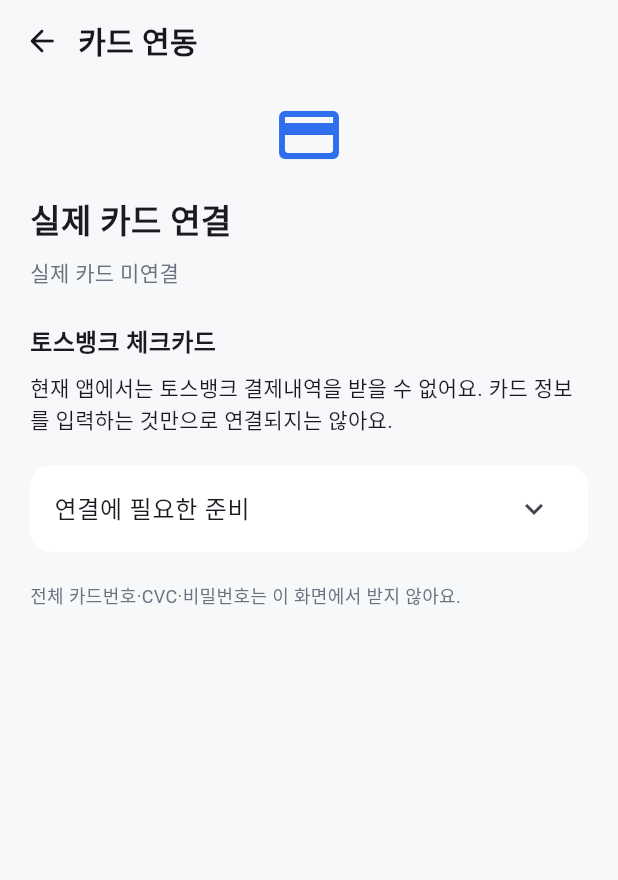
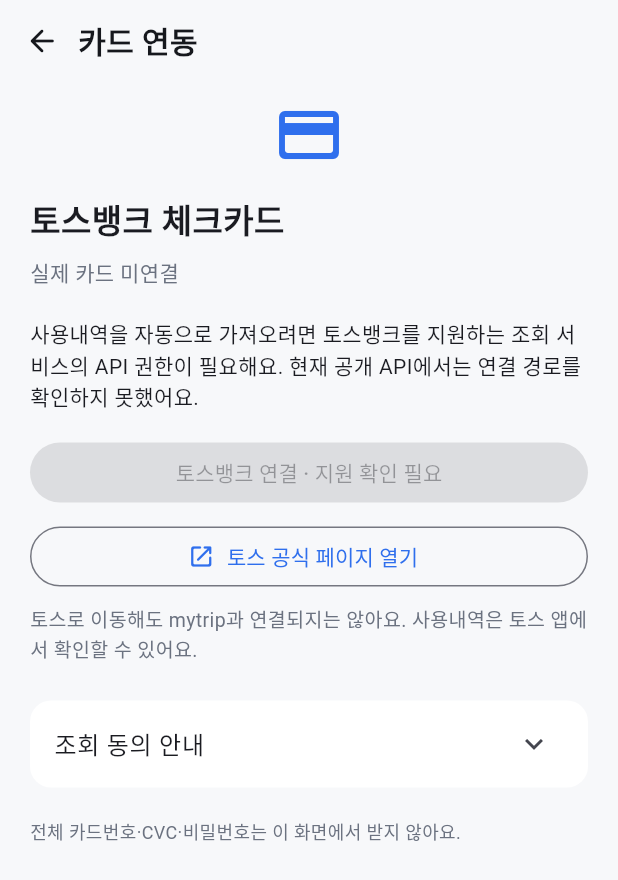
Before and after one commit to donghaha03/mytrip, a Flutter app: the CardConnectionScreen screen opened directly with empty values, on a phone screen of 412 x 824 dp. Shown: the top 880 px of the screen. Run offline on Flutter 3.47's test engine with Material 3 defaults, Android fonts, the phone set to English and light mode, and no system bars; our stand-ins replace cloud_firestore, firebase_auth, firebase_core, shared_preferences; accounts and stored records are empty; network calls fail; Roboto replaces fonts that are missing (Pretendard).

Commit message:
더보기 토스뱅크 연결 안내와 공식 페이지 이동
Co-authored-by: dongb <donghaha03@gmail.com>

```diff
--- a/lib/trip_home/screens/card_connection_screen.dart
+++ b/lib/trip_home/screens/card_connection_screen.dart
@@ -1,5 +1,6 @@
 import 'package:firebase_auth/firebase_auth.dart';
 import 'package:flutter/material.dart';
+import 'package:url_launcher/url_launcher.dart';
 
 import '../data/trip_store.dart';
 import '../models/trip.dart';
@@ -20,6 +21,24 @@
   bool _busy = false;
   String? _message;
   bool _failed = false;
+
+  Future<void> _openToss() async {
+    try {
+      // 공식 홈페이지 이동일 뿐, 카드 조회 동의나 연결 완료가 아니다.
+      final opened = await launchUrl(
+        Uri.parse('https://toss.im/'),
+        mode: LaunchMode.externalApplication,
+        webOnlyWindowName: '_blank',
+      );
+      if (!opened) throw StateError('토스 공식 페이지를 열지 못했어요');
+    } catch (_) {
+      if (mounted) {
+        ScaffoldMessenger.of(context).showSnackBar(
+          const SnackBar(content: Text('페이지를 열지 못했어요. 잠시 후 다시 시도해주세요.')),
+        );
+      }
+    }
+  }
 
   Future<void> _sync() async {
     if (_busy) return;
@@ -83,7 +102,7 @@
                     ),
                     const SizedBox(height: 16),
                     const Text(
-                      '실제 카드 연결',
+                      '토스뱅크 체크카드',
                       style: TextStyle(
                         fontSize: 22,
                         fontWeight: FontWeight.w700,
@@ -94,42 +113,47 @@
                       canSync ? '인증된 서버 연결을 확인해주세요' : '실제 카드 미연결',
                       style: const TextStyle(color: AppColors.textSecondary),
                     ),
-                    const SizedBox(height: 24),
+                    const SizedBox(height: 20),
                     const Text(
-                      '토스뱅크 체크카드',
-                      style: TextStyle(
-                        fontSize: 16,
-                        fontWeight: FontWeight.w600,
-                      ),
+                      '사용내역을 자동으로 가져오려면 토스뱅크를 지원하는 조회 서비스의 API 권한이 필요해요. 현재 공개 API에서는 연결 경로를 확인하지 못했어요.',
+                    ),
+                    const SizedBox(height: 16),
+                    const FilledButton(
+                      key: ValueKey('toss-bank-connect'),
+                      onPressed: null,
+                      child: Text('토스뱅크 연결 · 지원 확인 필요'),
+                    ),
+                    const SizedBox(height: 8),
+                    OutlinedButton.icon(
+                      key: const ValueKey('toss-official-page'),
+                      onPressed: _openToss,
+                      icon: const Icon(Icons.open_in_new_rounded, size: 18),
+                      label: const Text('토스 공식 페이지 열기'),
                     ),
                     const SizedBox(height: 8),
                     const Text(
-                      '현재 앱에서는 토스뱅크 결제내역을 받을 수 없어요. 카드 정보를 입력하는 것만으로 연결되지는 않아요.',
+                      '토스로 이동해도 mytrip과 연결되지는 않아요. 사용내역은 토스 앱에서 확인할 수 있어요.',
+                      style: TextStyle(
+                        fontSize: 13,
+                        color: AppColors.textSecondary,
+                      ),
                     ),
-                    const SizedBox(height: 20),
+                    const SizedBox(height: 24),
                     Material(
                       color: AppColors.white,
                       borderRadius: BorderRadius.circular(14),
                       clipBehavior: Clip.antiAlias,
                       child: const ExpansionTile(
-                        title: Text('연결에 필요한 준비'),
+                        title: Text('조회 동의 안내'),
                         childrenPadding: EdgeInsets.fromLTRB(16, 0, 16, 16),
                         expandedCrossAxisAlignment: CrossAxisAlignment.stretch,
                         children: [
                           Text(
-                            '1. 토스뱅크 조회를 지원하는 서비스의 운영 권한\n2. 로그인과 사용자별 인증을 처리하는 보안 서버\n3. 제공자 공식 화면에서 본인 인증과 조회 동의',
+                            '카드 조회 동의와 본인 인증은 제공자의 공식 인증 화면에서 진행해요. 지금은 인증 경로가 준비되지 않아 동의를 받거나 금융정보를 수집하지 않아요.',
                           ),
                           SizedBox(height: 12),
                           Text(
-                            '계좌 입출금 조회와 카드 승인내역은 달라요. 토스뱅크는 오픈뱅킹 참여 은행이지만, 카드 가맹점·취소 정보와 결제 즉시 반영을 별도로 확인해야 해요.',
-                            style: TextStyle(
-                              fontSize: 13,
-                              color: AppColors.textSecondary,
-                            ),
-                          ),
-                          SizedBox(height: 12),
-                          Text(
-                            '연결 전 조회 항목·기간·보관 기간·동의 철회 방법을 안내해야 해요. 현재는 금융정보를 수집하지 않아요.',
+                            '연동 전 제공자·조회 항목·조회 기간·보관 기간·동의 철회 방법을 먼저 안내해요. 장부에 사용할 카드와 여행을 선택한 뒤 연결해야 해요.',
                             style: TextStyle(
                               fontSize: 13,
                               color: AppColors.textSecondary,
--- a/lib/trip_home/screens/more_screen.dart
+++ b/lib/trip_home/screens/more_screen.dart
@@ -35,7 +35,7 @@
                           color: AppColors.primary,
                         ),
                         title: const Text('카드 연동'),
-                        subtitle: const Text('본인 인증 및 연결 상태'),
+                        subtitle: const Text('토스뱅크 · 조회 동의 및 연결 안내'),
                         trailing: const Icon(Icons.chevron_right_rounded),
                         onTap: () => Navigator.of(context).push(
                           MaterialPageRoute<void>(
--- a/pubspec.yaml
+++ b/pubspec.yaml
@@ -12,6 +12,7 @@
   firebase_core: ^4.15.0
   http: ^1.2.1
   shared_preferences: ^2.5.5
+  url_launcher: ^6.3.3
   flutter:
     sdk: flutter
 
```
Also changed, not shown: pubspec.lock, 2 other files.
